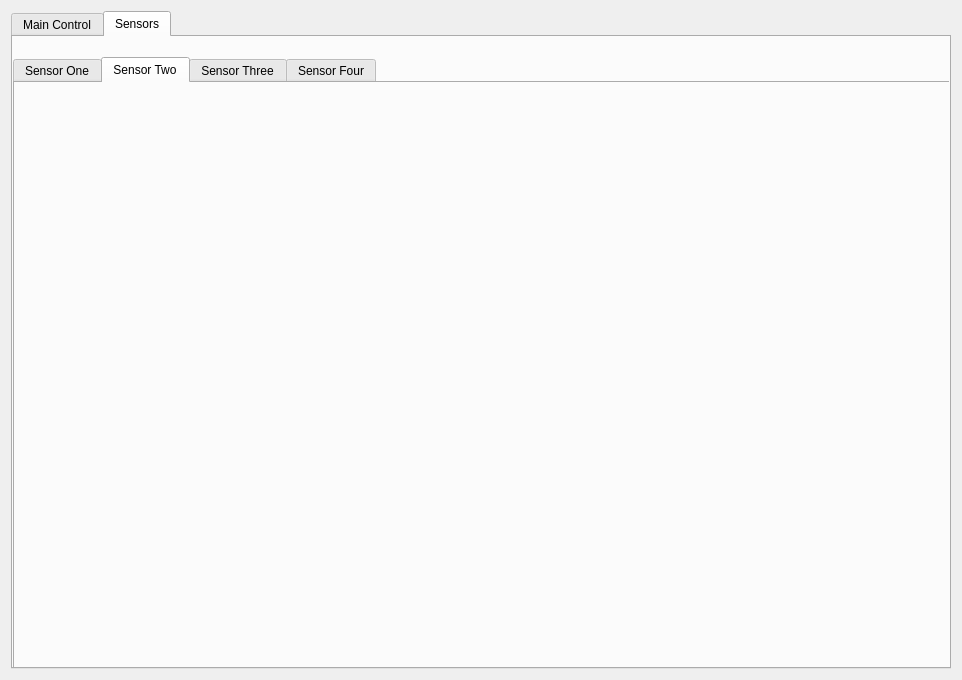
Above: controlBoard/GUI/controlTest.ui from YLGH/BGSProject before the change. Below: the same form after it.
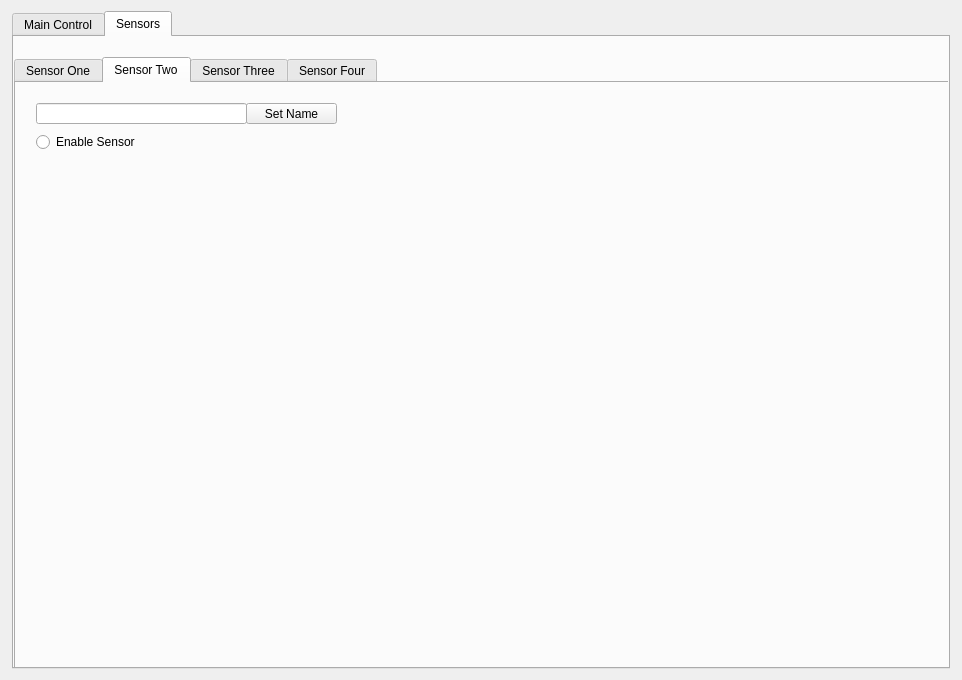
That is the form after the change. The open tabs and pages were chosen to show the change.

Commit message: four sensors

```diff
--- a/controlBoard/GUI/controlTest.ui
+++ b/controlBoard/GUI/controlTest.ui
@@ -10,6 +10,18 @@
     <height>680</height>
    </rect>
   </property>
+  <property name="minimumSize">
+   <size>
+    <width>962</width>
+    <height>680</height>
+   </size>
+  </property>
+  <property name="maximumSize">
+   <size>
+    <width>962</width>
+    <height>680</height>
+   </size>
+  </property>
   <property name="cursor">
    <cursorShape>ArrowCursor</cursorShape>
   </property>
@@ -19,6 +31,12 @@
   <layout class="QGridLayout" name="gridLayout">
    <item row="0" column="0">
     <widget class="QTabWidget" name="tabs">
+     <property name="maximumSize">
+      <size>
+       <width>938</width>
+       <height>662</height>
+      </size>
+     </property>
      <property name="currentIndex">
       <number>0</number>
      </property>
@@ -199,6 +217,54 @@
         <attribute name="title">
          <string>Sensor Two</string>
         </attribute>
+        <widget class="QRadioButton" name="sensor_two_enable">
+         <property name="geometry">
+          <rect>
+           <x>20</x>
+           <y>50</y>
+           <width>111</width>
+           <height>18</height>
+          </rect>
+         </property>
+         <property name="text">
+          <string>Enable Sensor</string>
+         </property>
+        </widget>
+        <widget class="QPushButton" name="sensor_two_setName">
+         <property name="geometry">
+          <rect>
+           <x>230</x>
+           <y>20</y>
+           <width>91</width>
+           <height>21</height>
+          </rect>
+         </property>
+         <property name="text">
+          <string>Set Name</string>
+         </property>
+        </widget>
+        <widget class="QLineEdit" name="sensor_two_name">
+         <property name="geometry">
+          <rect>
+           <x>20</x>
+           <y>20</y>
+           <width>211</width>
+           <height>21</height>
+          </rect>
+         </property>
+         <property name="text">
+          <string/>
+         </property>
+         <property name="maxLength">
+          <number>20</number>
+         </property>
+         <property name="cursorPosition">
+          <number>0</number>
+         </property>
+         <property name="cursorMoveStyle">
+          <enum>Qt::VisualMoveStyle</enum>
+         </property>
+        </widget>
        </widget>
        <widget class="QWidget" name="tab_2">
         <attribute name="title">
```
Left out of the diff: 145 changed lines with no effect on the pictures. The commit also changes 2 other files.
